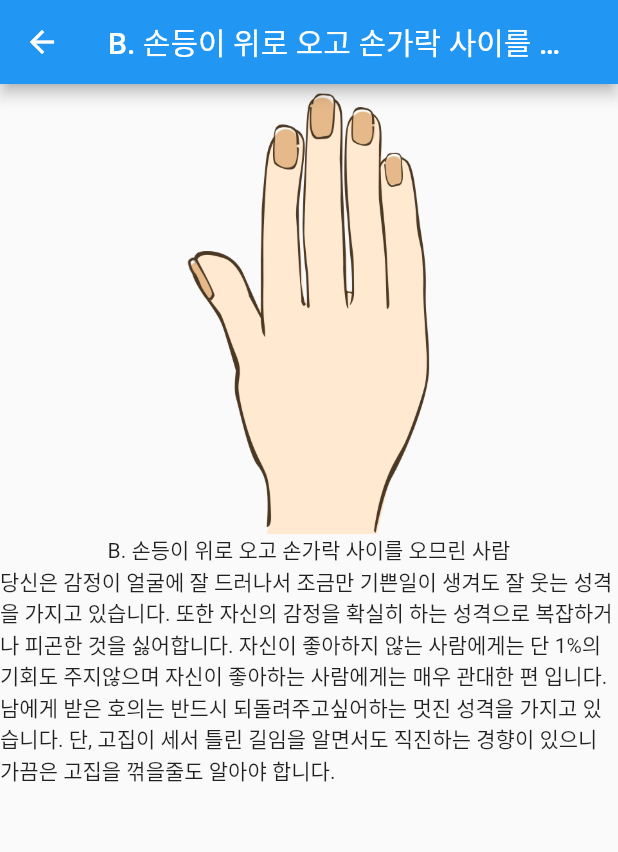
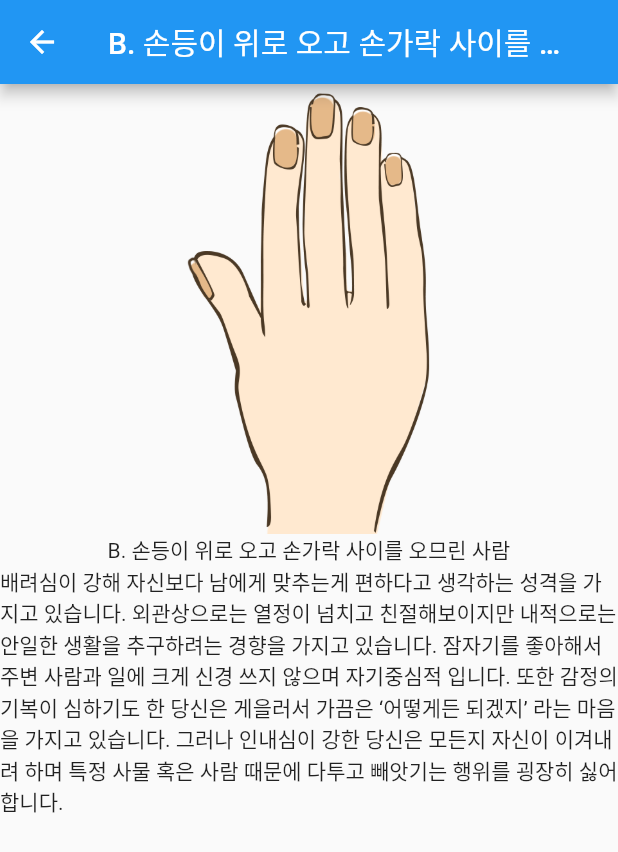
Before and after one commit to grotesq/codelab-flutter-2nd, a Flutter app: the ResultB screen opened by its route, on a phone screen of 412 x 824 dp. Shown: the top 852 px of the screen. Run offline on Flutter 3.47's test engine with Material 2 defaults, Android fonts, the phone set to English and light mode, and no system bars.

Commit message:
수정 : 손바닥 테스트 결과 텍스트 정정

```diff
--- a/hand_test/lib/screens/ResultB.dart
+++ b/hand_test/lib/screens/ResultB.dart
@@ -13,7 +13,7 @@ class ResultB extends StatelessWidget {
             child: Image.asset('lib/assets/hand-type-b.png', width: 300, height: 300),
           ),
           Text('B. 손등이 위로 오고 손가락 사이를 오므린 사람'),
-          Text('당신은 감정이 얼굴에 잘 드러나서 조금만 기쁜일이 생겨도 잘 웃는 성격을 가지고 있습니다. 또한 자신의 감정을 확실히 하는 성격으로 복잡하거나 피곤한 것을 싫어합니다. 자신이 좋아하지 않는 사람에게는 단 1%의 기회도 주지않으며 자신이 좋아하는 사람에게는 매우 관대한 편 입니다. 남에게 받은 호의는 반드시 되돌려주고싶어하는 멋진 성격을 가지고 있습니다. 단, 고집이 세서 틀린 길임을 알면서도 직진하는 경향이 있으니 가끔은 고집을 꺾을줄도 알아야 합니다.'),
+          Text('배려심이 강해 자신보다 남에게 맞추는게 편하다고 생각하는 성격을 가지고 있습니다. 외관상으로는 열정이 넘치고 친절해보이지만 내적으로는 안일한 생활을 추구하려는 경향을 가지고 있습니다. 잠자기를 좋아해서 주변 사람과 일에 크게 신경 쓰지 않으며 자기중심적 입니다. 또한 감정의 기복이 심하기도 한 당신은 게을러서 가끔은 ‘어떻게든 되겠지’ 라는 마음을 가지고 있습니다. 그러나 인내심이 강한 당신은 모든지 자신이 이겨내려 하며 특정 사물 혹은 사람 때문에 다투고 빼앗기는 행위를 굉장히 싫어합니다.'),
         ],
       ),
     );
--- a/hand_test/lib/screens/ResultC.dart
+++ b/hand_test/lib/screens/ResultC.dart
@@ -13,7 +13,7 @@ class ResultC extends StatelessWidget {
             child: Image.asset('lib/assets/hand-type-c.png', width: 300, height: 300),
           ),
           Text('C. 손바닥이 위로 오고 손가락 사이를 벌린 사람'),
-          Text('당신은 감정이 얼굴에 잘 드러나서 조금만 기쁜일이 생겨도 잘 웃는 성격을 가지고 있습니다. 또한 자신의 감정을 확실히 하는 성격으로 복잡하거나 피곤한 것을 싫어합니다. 자신이 좋아하지 않는 사람에게는 단 1%의 기회도 주지않으며 자신이 좋아하는 사람에게는 매우 관대한 편 입니다. 남에게 받은 호의는 반드시 되돌려주고싶어하는 멋진 성격을 가지고 있습니다. 단, 고집이 세서 틀린 길임을 알면서도 직진하는 경향이 있으니 가끔은 고집을 꺾을줄도 알아야 합니다.'),
+          Text('당신은 무시당하는걸 싫어하며 누군가에게 호감이 있어도 잘 표현하지 않는 편입니다. 기분이 안좋은일이 생기면 혼자 숨어서 울때도 있습니다. 쉽게 감정이 얼굴에 드러나지 않아 자신의 슬픔은 숨기지만 누군가가 위로해 주기를 원합니다. 환상속의 완벽한 일들이 일어날 수 있다고 믿는 당신은 친절하고 낭만적인 성격을 가지고 있으나 낮선이의 앞에선 조용한 편입니다. 그러나 의외로 애교를 잘 부리는 귀여운 성격을 가지고 있습니다. 기분대로 행동하려는 것만 조심하면 굉장히 사랑받을 타입 입니다.'),
         ],
       ),
     );
--- a/hand_test/lib/screens/ResultD.dart
+++ b/hand_test/lib/screens/ResultD.dart
@@ -13,7 +13,7 @@ class ResultD extends StatelessWidget {
             child: Image.asset('lib/assets/hand-type-d.png', width: 300, height: 300),
           ),
           Text('D. 손바닥이 위로 오고 손가락 사이를 오므린 사람'),
-          Text('당신은 감정이 얼굴에 잘 드러나서 조금만 기쁜일이 생겨도 잘 웃는 성격을 가지고 있습니다. 또한 자신의 감정을 확실히 하는 성격으로 복잡하거나 피곤한 것을 싫어합니다. 자신이 좋아하지 않는 사람에게는 단 1%의 기회도 주지않으며 자신이 좋아하는 사람에게는 매우 관대한 편 입니다. 남에게 받은 호의는 반드시 되돌려주고싶어하는 멋진 성격을 가지고 있습니다. 단, 고집이 세서 틀린 길임을 알면서도 직진하는 경향이 있으니 가끔은 고집을 꺾을줄도 알아야 합니다.'),
+          Text('상처받기를 두려워하는 당신은 낮선 사람에게는 차갑게 대하나 내 사람이라고 생각되면 엄청 잘해줍니다. 당신은 무시와 무관심을 제일 싫어하여 살짝 관종끼가 있습니다. 강해보이고 싶어하나 의외로 여려서 상처를 잘 받는 타입으로 자존심은 하늘을 찌를듯이 높으나 자신감이 부족합니다. 사람들과의 만남보다는 집에 있는것을 좋아하며 멍때리는것을 좋아합니다. 친구가 부탁하면 잘 들어주는 편으로 사기를 당하기 쉬우니 조심해야합니다.'),
         ],
       ),
     );
```
